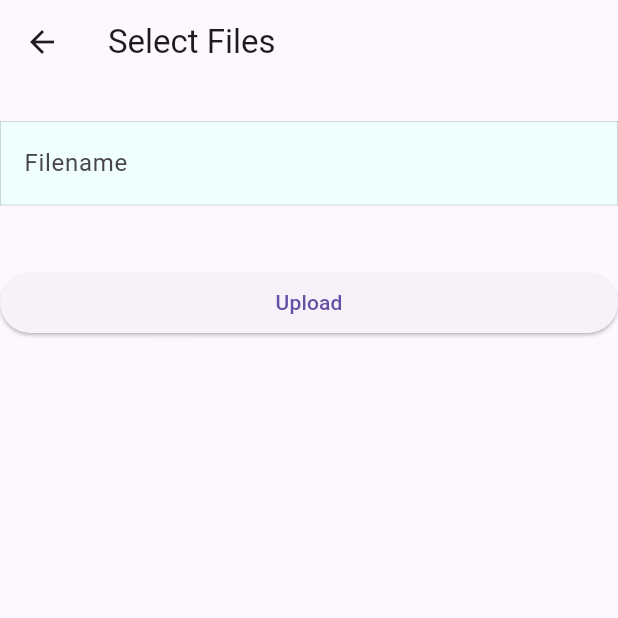
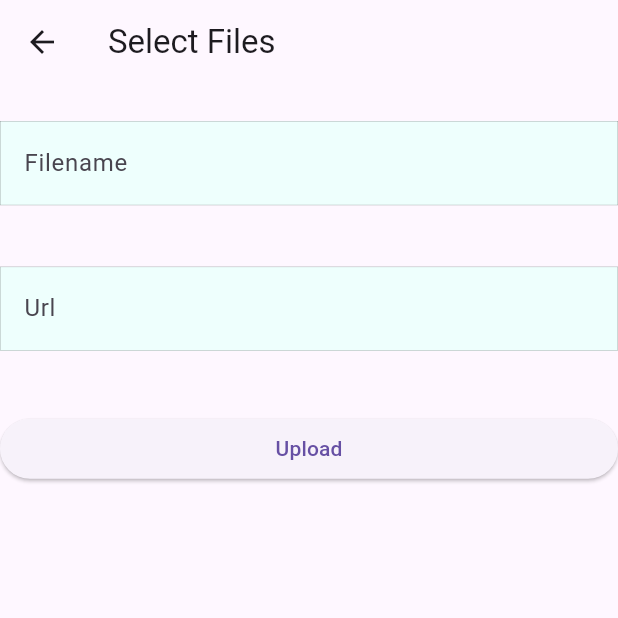
Before and after one commit to abhijithu1/BayMax, a Flutter app: the Fileuploadview screen opened directly, after a tap on "Upload", on a phone screen of 412 x 824 dp, the top half of it. Run offline on Flutter 3.47's test engine with Material 3 defaults, Android fonts, the phone set to English and light mode, and no system bars; our stand-ins replace get, get_storage; accounts and stored records are empty; network calls fail.

Commit message:
check retrieval

```diff
--- a/baymax/lib/auth/logincontroller.dart
+++ b/baymax/lib/auth/logincontroller.dart
@@ -1,3 +1,4 @@
+import 'package:baymax/constants.dart';
 import 'package:flutter/material.dart';
 import 'package:get/get.dart';
 import 'package:get_storage/get_storage.dart';
@@ -17,11 +18,11 @@ class LoginController extends GetxController {
     pass.value = passwordController.text;
   }
 
-  final _baseurl = "http://172.20.34.226:8000/";
+  final _baseurl = Constants.baseurl;
 
   Future<dynamic> getKey(String name) async {
-    Response res = await getcon.post("${_baseurl}auth/login/",
-        {"username": "David", "password": "nandu123"});
+    final Response res = await getcon.post("${_baseurl}auth/login/",
+        {"username": "snapeos", "password": "nandu123"});
 
     if (res.statusCode == 200) {
       debugPrint(res.body.toString());
--- a/baymax/lib/auth/loginpage.dart
+++ b/baymax/lib/auth/loginpage.dart
@@ -1,4 +1,5 @@
 import 'package:baymax/auth/logincontroller.dart';
+import 'package:baymax/home/recordsretrieval.dart';
 import 'package:flutter/material.dart';
 import 'package:get/get.dart';
 import 'package:get/get_core/src/get_main.dart';
@@ -11,6 +12,7 @@ class LoginPage extends StatelessWidget {
     final LoginController lgn = Get.find<LoginController>();
     final _height = MediaQuery.of(context).size.height;
     final _width = MediaQuery.of(context).size.height;
+    final Recordsretrieval rrc = Recordsretrieval();
 
     return Scaffold(
       body: SafeArea(
@@ -81,6 +83,7 @@ class LoginPage extends StatelessWidget {
                         await lgn.getKey(lgn.usname.string);
                         final token = await lgn.box.read("token");
                         if (token != null) {
+                          await rrc.getFiles();
                           Get.toNamed("/home");
                         }
                       },
--- /dev/null
+++ b/baymax/lib/constants.dart
@@ -0,0 +1,3 @@
+class Constants {
+  static const String baseurl = 'http://172.20.33.203:8000/';
+}
--- a/baymax/lib/fileupload/fileuploadcontroller.dart
+++ b/baymax/lib/fileupload/fileuploadcontroller.dart
@@ -1,6 +1,43 @@
+import 'package:baymax/constants.dart';
 import 'package:flutter/material.dart';
 import 'package:get/get.dart';
+import 'package:get_storage/get_storage.dart';
 
 class FileUploadController extends GetxController {
   final TextEditingController filename = TextEditingController();
+  final TextEditingController url = TextEditingController();
+
+  final GetConnect getcon = Get.find<GetConnect>();
+  final box = GetStorage();
+
+  var fname = "".obs;
+  var furl = "".obs;
+
+  void setVal() {
+    fname.value = filename.text;
+    furl.value = url.text;
+  }
+
+  final _baseurl = Constants.baseurl;
+
+  Future<dynamic> postUrl(String name) async {
+    final key = box.read("token");
+    Response res = await getcon.post("${_baseurl}records/", {
+      "name": "${fname.value}",
+      "url": "${furl.value}",
+      "date": "22/08/24",
+      "record_type": "bloodreport"
+    }, headers: {
+      "Authorization": "token $key"
+    });
+
+    if (res.statusCode == 200) {
+      debugPrint("The data is ${res.body.toString()}");
+      //final name = res.body['name'];
+
+      return res.body;
+    } else {
+      debugPrint("Can't Send Url");
+    }
+  }
 }
--- a/baymax/lib/fileupload/fileuploadview.dart
+++ b/baymax/lib/fileupload/fileuploadview.dart
@@ -45,7 +45,36 @@ class Fileuploadview extends StatelessWidget {
                   SizedBox(
                     height: _height * 0.05,
                   ),
-                  ElevatedButton(onPressed: () {}, child: Text("Upload"))
+                  TextField(
+                    controller: fpl.url,
+                    decoration: InputDecoration(
+                      filled: true,
+                      //prefixIcon: const Icon(Icons.upload_file_outlined),
+                      fillColor: const Color.fromARGB(255, 238, 255, 253),
+                      enabledBorder: OutlineInputBorder(
+                          borderRadius: BorderRadius.circular(0),
+                          borderSide: const BorderSide(width: 0.1)),
+                      focusedBorder: OutlineInputBorder(
+                          borderRadius: BorderRadius.circular(0),
+                          borderSide: const BorderSide(width: 0.5)),
+                      disabledBorder: OutlineInputBorder(
+                        borderRadius: BorderRadius.circular(0),
+                      ),
+                      hintText: "Url",
+                    ),
+                  ),
+                  SizedBox(
+                    height: _height * 0.05,
+                  ),
+                  ElevatedButton(
+                    onPressed: () async {
+                      fpl.setVal();
+                      await fpl.postUrl("name");
+                    },
+                    child: const Text(
+                      "Upload",
+                    ),
+                  )
                 ],
               ),
             )
--- a/baymax/lib/home/homescreen.dart
+++ b/baymax/lib/home/homescreen.dart
@@ -82,8 +82,9 @@ class HomeScreen extends StatelessWidget {
                       padding: EdgeInsets.only(right: _width * 0.04843318),
                       child: Container(
                         child: IconButton(
-                            onPressed: () {
-                              lgn.box.remove("token");
+                            onPressed: () async {
+                              await lgn.box.remove("token");
+                              debugPrint("Token Removed");
                               Get.offAllNamed("/login");
                             },
                             icon: Icon(Icons.logout_rounded)),
--- /dev/null
+++ b/baymax/lib/home/recordsretrieval.dart
@@ -0,0 +1,53 @@
+import 'package:baymax/constants.dart';
+import 'package:flutter/material.dart';
+import 'package:get/get.dart';
+import 'package:get_storage/get_storage.dart';
+
+class Recordsretrieval extends GetxController {
+  final GetConnect getcon = Get.find<GetConnect>();
+  final box = GetStorage();
+
+  final _baseurl = Constants.baseurl;
+  final isloading = false.obs;
+
+  // RxList variables to hold the extracted data
+  final RxList<String> nameList = <String>[].obs;
+  final RxList<String> dateList = <String>[].obs;
+  final RxList<String> summaryList = <String>[].obs;
+  final RxList<String> urlList = <String>[].obs;
+
+  Future<dynamic> getFiles() async {
+    isloading.value = true;
+    final key = box.read("token");
+    Response res = await getcon
+        .get("${_baseurl}records/", headers: {"Authorization": "token $key"});
+
+    if (res.statusCode == 200) {
+      debugPrint("The data is ${res.body.toString()}");
+
+      // Extract data from the JSON response
+      List<dynamic> records = res.body;
+
+      // Clear existing lists
+      nameList.clear();
+      dateList.clear();
+      summaryList.clear();
+      urlList.clear();
+
+      // Populate lists with data from the response
+      for (var record in records) {
+        nameList.add(record['name']);
+        dateList.add(record['date']);
+        summaryList.add(record['summary']);
+        urlList.add(record['url']);
+      }
+      debugPrint("Name List: $nameList");
+      debugPrint("Date List: $dateList");
+      debugPrint("Summary List: $summaryList");
+      debugPrint("Url List: $urlList");
+      isloading.value = false;
+    } else {
+      debugPrint("Can't Send Url");
+    }
+  }
+}
--- a/baymax/lib/main.dart
+++ b/baymax/lib/main.dart
@@ -3,6 +3,7 @@ import 'package:baymax/auth/loginpage.dart';
 import 'package:baymax/fileupload/fileuploadcontroller.dart';
 import 'package:baymax/home/homecontroller.dart';
 import 'package:baymax/home/homescreen.dart';
+import 'package:baymax/home/recordsretrieval.dart';
 import 'package:flutter/material.dart';
 import 'package:get_storage/get_storage.dart';
 import 'package:get/get.dart';
@@ -22,6 +23,7 @@ class ScreenHome extends StatelessWidget {
   final LoginController lgn = Get.put(LoginController());
   final HomeController hmc = Get.put(HomeController());
   final FileUploadController fpl = Get.put(FileUploadController());
+  final Recordsretrieval rrc = Get.put(Recordsretrieval());
 
   @override
   Widget build(BuildContext context) {
```
Also changed, not shown: baymax/lib/home/bodyrecord.dart (+25 -19 lines).
